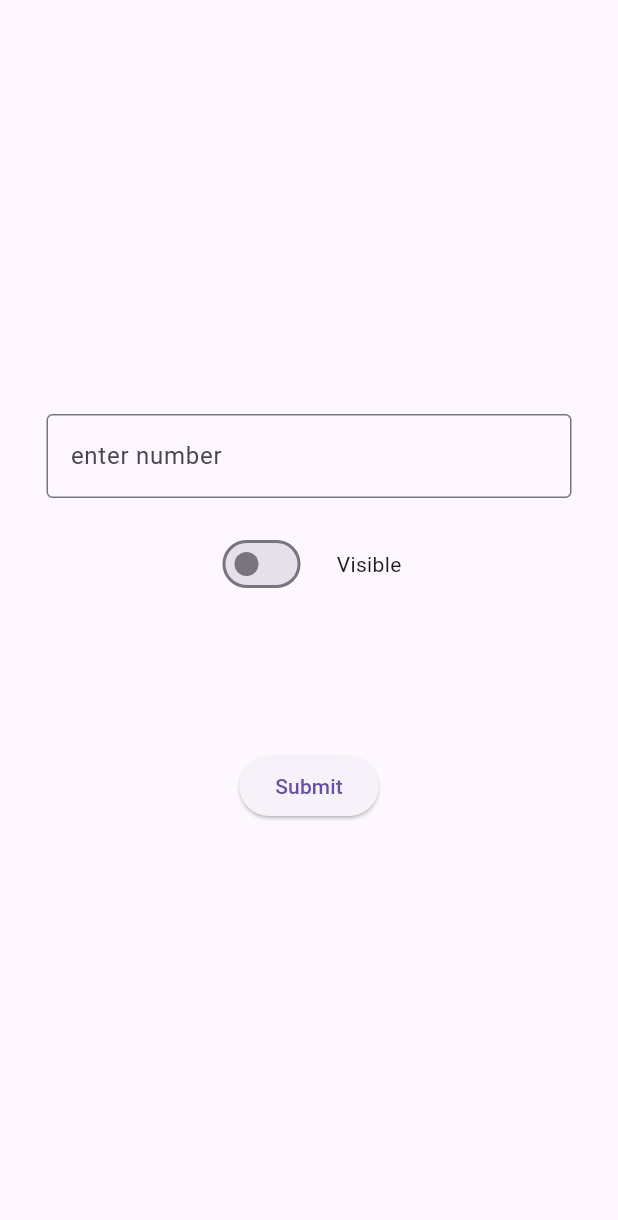
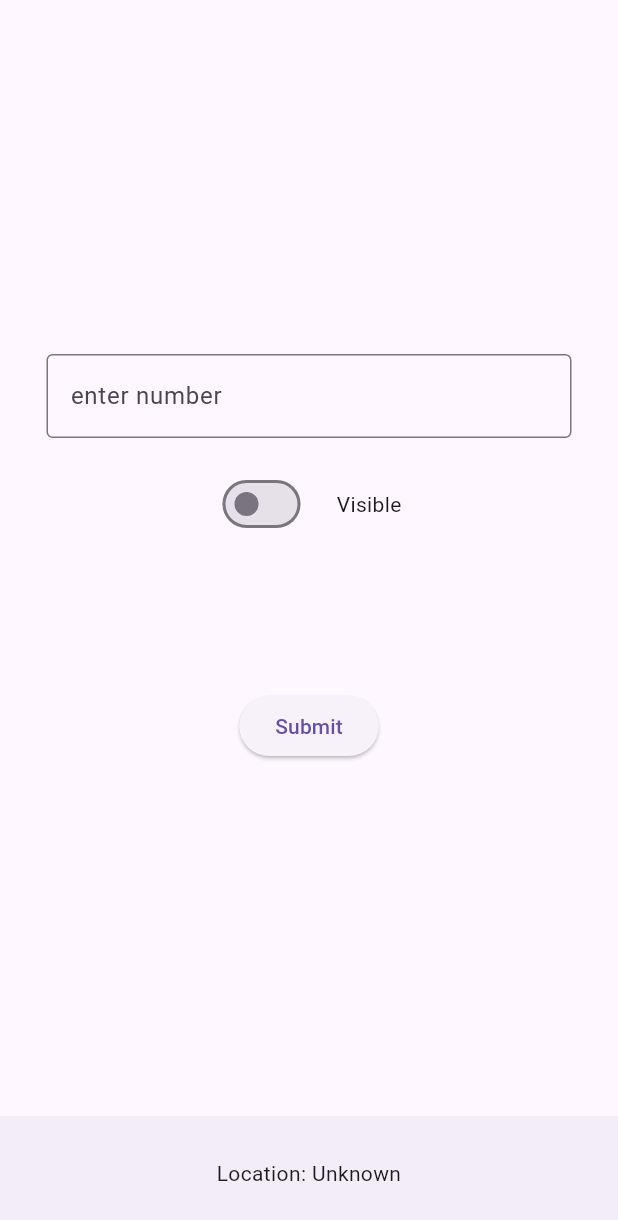
Before and after one commit to vojtechtomasek/satellite_tracker, a Flutter app: the screen it shows after launch, after a tap on the "arrow forward" icon, on a phone screen of 412 x 824 dp. Shown: the top 1220 px of the screen. Run offline on Flutter 3.47's test engine with Material 3 defaults, Android fonts, the phone set to English and light mode, and no system bars; our stand-ins replace auto_route, geolocator.

Commit message:
Add geolocation features and update UI components
- Integrated geolocator package for location services
- Updated welcome screen text
- Added location permissions to Info.plist
- Enhanced input screen to display current location
- Created satellite info screen with detailed satellite phase information

```diff
--- a/lib/Screens/input_screen.dart
+++ b/lib/Screens/input_screen.dart
@@ -1,6 +1,7 @@
 import 'package:auto_route/auto_route.dart';
 import 'package:flutter/material.dart';
 import 'package:satellite_tracker/routes/app_router.dart';
+import 'package:geolocator/geolocator.dart';
 
 @RoutePage()
 class InputScreen extends StatefulWidget {
@@ -13,6 +14,50 @@ class InputScreen extends StatefulWidget {
 class _InputScreenState extends State<InputScreen> {
   bool _isSwitched = false;
   final TextEditingController _controller = TextEditingController();
+  String _location = 'Location: Unknown';
+
+  @override
+  void initState() {
+    super.initState();
+    _getLocation();
+  }
+
+  Future<void> _getLocation() async {
+    bool serviceEnabled;
+    LocationPermission permission;
+
+    serviceEnabled = await Geolocator.isLocationServiceEnabled();
+    if (!serviceEnabled) {
+      setState(() {
+        _location = 'Location: Disabled';
+      });
+      return;
+    }
+
+    permission = await Geolocator.checkPermission();
+    if (permission == LocationPermission.denied) {
+      permission = await Geolocator.requestPermission();
+      if (permission == LocationPermission.denied) {
+        setState(() {
+          _location = 'Location permissions are denied';
+        });
+        return;
+      }
+    }
+
+    if (permission == LocationPermission.deniedForever) {
+      setState(() {
+        _location = 'Location permissions are permanently denied, we cannot request permissions.';
+      });
+      return;
+    }
+
+    Position position = await Geolocator.getCurrentPosition();
+    setState(() {
+      _location = 'Lat: ${position.latitude}, Lon: ${position.longitude}';
+    });
+
+  }
 
   @override
   Widget build(BuildContext context) {
@@ -58,6 +103,15 @@ class _InputScreenState extends State<InputScreen> {
           ],
         ),
       ),
+      bottomNavigationBar: BottomAppBar(
+        child: Padding(
+          padding: const EdgeInsets.all(16.0),
+          child: Text(
+            _location,
+            textAlign: TextAlign.center,
+          ),
+        ),
+      ),
     );
   }
 }
--- a/lib/Screens/welcome_screen.dart
+++ b/lib/Screens/welcome_screen.dart
@@ -13,7 +13,12 @@ class WelcomeScreen extends StatelessWidget {
         child: Column(
           mainAxisAlignment: MainAxisAlignment.center,
           children: [
-            const Text('Welcome to the App'),
+            const Text(
+              'Welcome to satellite tracker',
+              style: TextStyle(
+                fontSize: 24,
+                fontWeight: FontWeight.bold,),
+              ),
             const SizedBox(height: 20),
             ElevatedButton(
               onPressed: () {
--- a/pubspec.yaml
+++ b/pubspec.yaml
@@ -12,6 +12,8 @@ dependencies:
   auto_route: ^9.2.2
   build_runner: ^2.4.13
   auto_route_generator: ^9.0.0
+  geolocator: ^13.0.1
+  http: ^1.2.2
 
 dev_dependencies:
   flutter_test:
```
Also changed, not shown: lib/Screens/satellite_info_screen.dart (+80 -2 lines), pubspec.lock, 7 other files.
